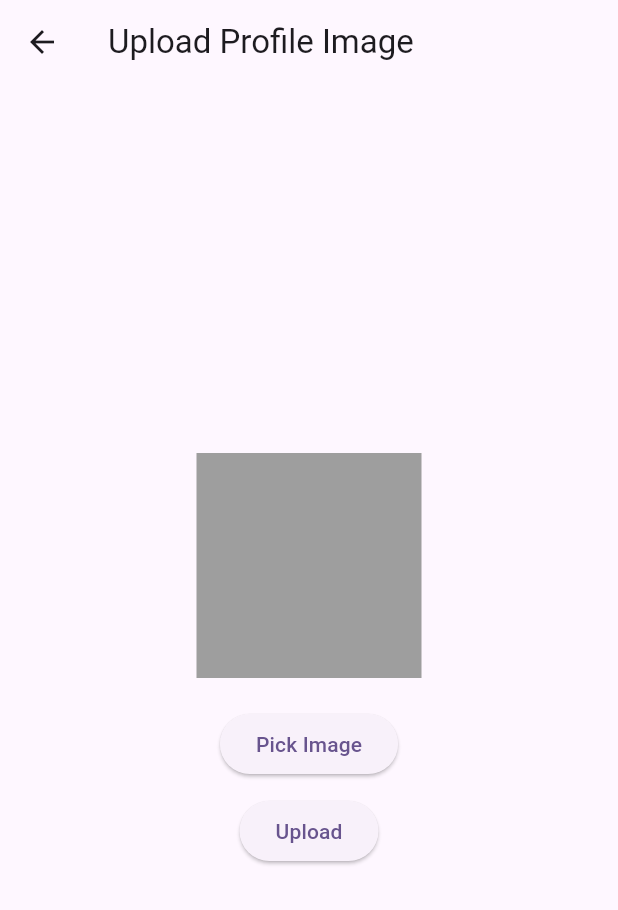
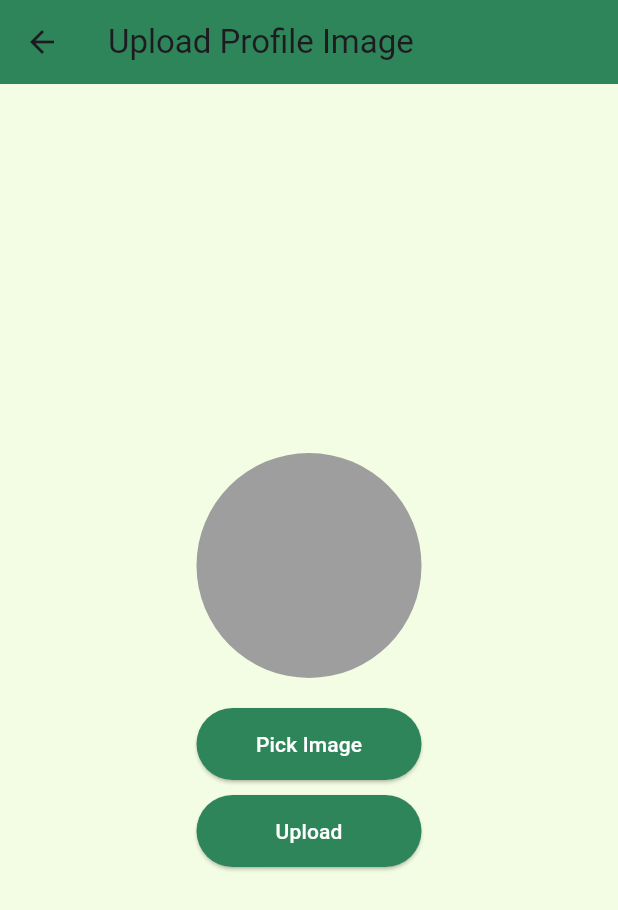
Before and after one commit to Senwin5/mixen, a Flutter app: the BottomNav screen opened directly, item 3 of the bottom bar chosen, after a tap on "Upload/Change Profile Image", on a phone screen of 412 x 824 dp. Shown: the top 910 px of the screen. Run offline on Flutter 3.47's test engine with Material 3 defaults, Android fonts, the phone set to English and light mode, and no system bars; our stand-ins replace card_swiper, device_info_plus, image_picker, permission_handler, shared_preferences; accounts and stored records are empty; network calls fail.

```diff
--- a/lib/pages/bottom_nav/bottom_nav.dart
+++ b/lib/pages/bottom_nav/bottom_nav.dart
@@ -3,8 +3,6 @@ import '../homepage.dart';
 import '../chat_page.dart';
 import '../swipe_page.dart';
 import '../profile_page.dart';
-
-
 
 class BottomNav extends StatefulWidget {
   const BottomNav({super.key});
@@ -24,9 +22,9 @@ class _BottomNavState extends State<BottomNav> {
 
   @override
   Widget build(BuildContext context) {
-    // Pages list
+    // Pages list - instantiate Homepage and pass callback
     final pages = [
-      Homepage(onNavigate: switchTab), // pass callback
+      Homepage(onNavigate: switchTab), // pass callback to allow homepage cards to switch tabs
       const ChatPage(),
       const SwipePage(),
       const ProfilePage(),
@@ -43,7 +41,7 @@ class _BottomNavState extends State<BottomNav> {
         elevation: 10,
         selectedFontSize: 12,
         unselectedFontSize: 12,
-        onTap: switchTab, // directly call switchTab
+        onTap: switchTab,
         items: const [
           BottomNavigationBarItem(icon: Icon(Icons.home), label: "Home"),
           BottomNavigationBarItem(icon: Icon(Icons.chat), label: "Chat"),
--- a/lib/pages/homepage.dart
+++ b/lib/pages/homepage.dart
@@ -1,9 +1,8 @@
 import 'package:flutter/material.dart';
 
 class Homepage extends StatefulWidget {
-  final Function(int)? onNavigate; // callback from BottomNav
-
   const Homepage({super.key, this.onNavigate});
+  final Function(int)? onNavigate; // optional callback
 
   @override
   State<Homepage> createState() => _HomepageState();
@@ -13,15 +12,17 @@ class _HomepageState extends State<Homepage> {
   @override
   Widget build(BuildContext context) {
     final bool isDarkMode = Theme.of(context).brightness == Brightness.dark;
+    final Color bgColor = isDarkMode ? Colors.black : Colors.grey.shade100;
+    final Color textColor = isDarkMode ? Colors.white : Colors.black;
 
     return Scaffold(
-      backgroundColor: isDarkMode ? Colors.black : Colors.grey.shade100,
+      backgroundColor: bgColor,
       appBar: AppBar(
-        title: const Text("Misen"),
+        title: const Text("Mixen"),
         centerTitle: true,
         elevation: 0,
         backgroundColor: Colors.transparent,
-        foregroundColor: isDarkMode ? Colors.white : Colors.black,
+        foregroundColor: textColor,
       ),
       body: SafeArea(
         child: Padding(
@@ -32,49 +33,47 @@ class _HomepageState extends State<Homepage> {
               Text(
                 "Welcome back 👋",
                 style: TextStyle(
-                  fontSize: 22,
+                  fontSize: 24,
                   fontWeight: FontWeight.bold,
-                  color: isDarkMode ? Colors.white : Colors.black,
+                  color: textColor,
                 ),
               ),
               const SizedBox(height: 6),
               Text(
                 "What would you like to do today?",
                 style: TextStyle(
-                  fontSize: 14,
-                  color: isDarkMode ? Colors.white70 : Colors.grey,
+                  fontSize: 16,
+                  color: isDarkMode ? Colors.white70 : Colors.grey.shade700,
                 ),
               ),
               const SizedBox(height: 24),
               Expanded(
                 child: GridView.count(
                   crossAxisCount: 2,
-                  mainAxisSpacing: 16,
-                  crossAxisSpacing: 16,
-                  childAspectRatio: 1.1,
+                  mainAxisSpacing: 20,
+                  crossAxisSpacing: 20,
+                  childAspectRatio: 1,
                   children: [
                     _buildActionCard(
-                      icon: Icons.chat,
+                      icon: Icons.chat_bubble_outline,
                       title: "Chats",
                       color: Colors.blue,
                       onTap: () => widget.onNavigate?.call(1),
                     ),
                     _buildActionCard(
-                      icon: Icons.explore,
+                      icon: Icons.explore_outlined,
                       title: "Explore",
                       color: Colors.orange,
                       onTap: () => widget.onNavigate?.call(2),
                     ),
                     _buildActionCard(
-                      icon: Icons.monetization_on,
+                      icon: Icons.monetization_on_outlined,
                       title: "Coins",
                       color: Colors.purple,
-                      onTap: () {
-
-                      },
+                      onTap: () {},
                     ),
                     _buildActionCard(
-                      icon: Icons.person,
+                      icon: Icons.person_outline,
                       title: "Profile",
                       color: Colors.green,
                       onTap: () => widget.onNavigate?.call(3),
@@ -100,19 +99,26 @@ class _HomepageState extends State<Homepage> {
       child: Container(
         decoration: BoxDecoration(
           // ignore: deprecated_member_use
-          color: color.withOpacity(0.1),
+          color: color.withOpacity(0.15),
           borderRadius: BorderRadius.circular(16),
+          boxShadow: [
+            BoxShadow(
+              color: Colors.black12,
+              blurRadius: 6,
+              offset: const Offset(0, 4),
+            ),
+          ],
         ),
-        padding: const EdgeInsets.all(16),
+        padding: const EdgeInsets.all(20),
         child: Column(
           mainAxisAlignment: MainAxisAlignment.center,
           children: [
-            Icon(icon, size: 40, color: color),
-            const SizedBox(height: 12),
+            Icon(icon, size: 42, color: color),
+            const SizedBox(height: 14),
             Text(
               title,
               style: TextStyle(
-                fontSize: 16,
+                fontSize: 18,
                 fontWeight: FontWeight.w600,
                 color: color,
               ),
--- a/lib/pages/upload_profile_image_page.dart
+++ b/lib/pages/upload_profile_image_page.dart
@@ -58,21 +58,63 @@ class _UploadProfileImagePageState extends State<UploadProfileImagePage> {
 
   @override
   Widget build(BuildContext context) {
+    const Color forestGreen = Color(0xFF2F855A);
+    const Color backgroundColor = Color(0xFFF3FDE3); // match other pages
+
     return Scaffold(
-      appBar: AppBar(title: const Text("Upload Profile Image")),
+      backgroundColor: backgroundColor,
+      appBar: AppBar(
+        backgroundColor: forestGreen,
+        title: const Text("Upload Profile Image"),
+        leading: IconButton(
+          icon: const Icon(Icons.arrow_back),
+          onPressed: () => Navigator.pop(context),
+        ),
+      ),
       body: Center(
         child: Column(
           mainAxisAlignment: MainAxisAlignment.center,
           children: [
             _image != null
-                ? Image.file(_image!, width: 150, height: 150, fit: BoxFit.cover)
-                : Container(width: 150, height: 150, color: Colors.grey),
+                ? ClipRRect(
+                    borderRadius: BorderRadius.circular(75),
+                    child: Image.file(
+                      _image!,
+                      width: 150,
+                      height: 150,
+                      fit: BoxFit.cover,
+                    ),
+                  )
+                : Container(
+                    width: 150,
+                    height: 150,
+                    decoration: BoxDecoration(
+                      color: Colors.grey,
+                      borderRadius: BorderRadius.circular(75),
+                    ),
+                  ),
             const SizedBox(height: 20),
-            ElevatedButton(onPressed: pickImage, child: const Text("Pick Image")),
+            ElevatedButton(
+              style: ElevatedButton.styleFrom(
+                backgroundColor: forestGreen,
+                foregroundColor: Colors.white,
+                minimumSize: const Size(150, 48),
+              ),
+              onPressed: pickImage,
+              child: const Text("Pick Image"),
+            ),
             const SizedBox(height: 10),
             isLoading
                 ? const CircularProgressIndicator()
-                : ElevatedButton(onPressed: uploadImage, child: const Text("Upload")),
+                : ElevatedButton(
+                    style: ElevatedButton.styleFrom(
+                      backgroundColor: forestGreen,
+                      foregroundColor: Colors.white,
+                      minimumSize: const Size(150, 48),
+                    ),
+                    onPressed: uploadImage,
+                    child: const Text("Upload"),
+                  ),
           ],
         ),
       ),
--- a/lib/pages/welcome/onboarding_screen.dart
+++ b/lib/pages/welcome/onboarding_screen.dart
@@ -151,6 +151,7 @@ class _OnboardingScreenState extends State<OnboardingScreen> {
               border: Border.all(color: primaryColor, width: 2),
               boxShadow: [
                 BoxShadow(
+                  // ignore: deprecated_member_use
                   color: Colors.black.withOpacity(0.15),
                   blurRadius: 10,
                   offset: const Offset(0, 5),
```
Also changed, not shown: lib/main.dart (+11 -5 lines), lib/pages/completeprofilepage.dart (+94 -15 lines).
